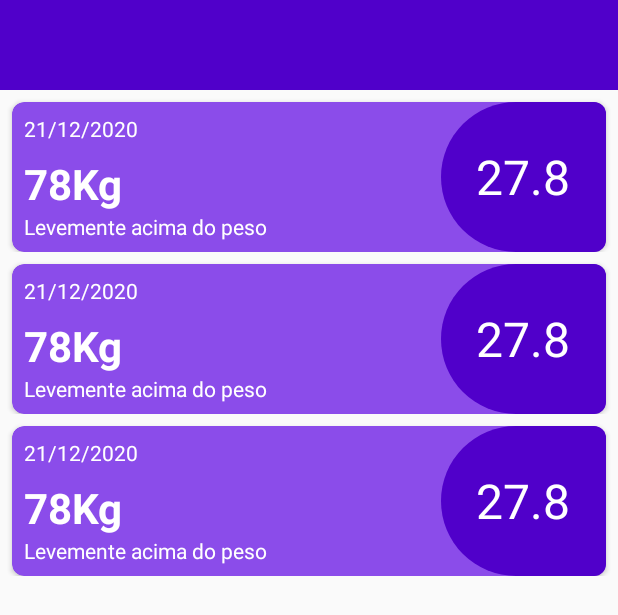
After one commit to GabrielTSR/calculadoraIMC-Kotlin, an Android app: the layout activity_historico.xml on its own in the app's theme, with its tools: preview values and no code run, on a phone screen of 412 x 824 dp. The commit adds this screen. Shown: the top 615 px of the screen. Run offline under Robolectric (Android 15) with nearby library versions, the light colour scheme and no system bars; Roboto replaces fonts that are not available here.

Commit message:
historico

```diff
--- /dev/null
+++ b/app/src/main/java/com/example/calculadoraimc/model/Pesagem.kt
@@ -0,0 +1,6 @@
+package com.example.calculadoraimc.model
+
+data class Pesagem(
+    var dataPesagem: String,
+    var peso: Int
+)
--- a/app/src/main/java/com/example/calculadoraimc/model/Usuario.kt
+++ b/app/src/main/java/com/example/calculadoraimc/model/Usuario.kt
@@ -7,7 +7,7 @@ data class Usuario(
     var nome:String,
     var email: String,
     var senha: String,
-    var peso: Int,
+    var peso: String,
     var altura: Double,
     var dataRegistro: LocalDate,
     var profissao: String,
--- a/app/src/main/java/com/example/calculadoraimc/ui/CadastroActivity.kt
+++ b/app/src/main/java/com/example/calculadoraimc/ui/CadastroActivity.kt
@@ -148,7 +148,7 @@ class CadastroActivity : AppCompatActivity() {
                 editNome.text.toString(),
                 editEmail.text.toString(),
                 editSenha.text.toString(),
-                0,
+                "0",
                 editAltura.text.toString().toDouble(),
                 LocalDate.of(
                     nascimento.year,
@@ -178,7 +178,7 @@ class CadastroActivity : AppCompatActivity() {
             editor.putString("nome", usuario.nome)
             editor.putString("email", usuario.email)
             editor.putString("senha", usuario.senha)
-            editor.putInt("peso", usuario.peso)
+            editor.putString("peso", usuario.peso.toString())
             editor.putFloat("altura", usuario.altura.toFloat())
             editor.putString("dataNascimento", usuario.dataRegistro.toString())
             editor.putString("profissao", usuario.profissao)
--- a/app/src/main/java/com/example/calculadoraimc/utils/Calculo.kt
+++ b/app/src/main/java/com/example/calculadoraimc/utils/Calculo.kt
@@ -6,7 +6,7 @@ fun calcularImc(context : Context):Double {
 
     val arquivo = context.getSharedPreferences("usuario", Context.MODE_PRIVATE)
 
-    val pesoAtual = arquivo.getString("pesagem", "").split(";").toTypedArray().last().toInt()
+    val pesoAtual = arquivo.getString("pesagem", "")!!.split(";").toTypedArray().last().toFloat()
 
     val altura = arquivo.getFloat("altura", 0.0f)
 
--- /dev/null
+++ b/app/src/main/res/drawable/imc_pesagem_background.xml
@@ -0,0 +1,11 @@
+<?xml version="1.0" encoding="utf-8"?>
+<shape
+    xmlns:android="http://schemas.android.com/apk/res/android"
+    android:shape="rectangle">
+
+    <solid android:color="@color/colorPrimaryDark"/>
+
+    <corners android:topLeftRadius="50dp"
+        android:bottomLeftRadius="50dp"/>
+
+</shape>
--- /dev/null
+++ b/app/src/main/res/layout/activity_historico.xml
@@ -0,0 +1,25 @@
+<?xml version="1.0" encoding="utf-8"?>
+<androidx.constraintlayout.widget.ConstraintLayout xmlns:android="http://schemas.android.com/apk/res/android"
+    xmlns:app="http://schemas.android.com/apk/res-auto"
+    xmlns:tools="http://schemas.android.com/tools"
+    android:layout_width="match_parent"
+    android:layout_height="match_parent"
+    tools:context=".ui.HistoricoActivity">
+
+    <androidx.recyclerview.widget.RecyclerView
+        android:id="@+id/rv_historico"
+        android:layout_width="match_parent"
+        android:layout_height="0dp"
+        app:layout_constraintTop_toBottomOf="@+id/header_perfil"
+        tools:layout_editor_absoluteX="0dp"
+        tools:listitem="@layout/lista_pesagem_layout" />
+
+    <androidx.constraintlayout.widget.ConstraintLayout
+        android:id="@+id/header_perfil"
+        android:layout_width="match_parent"
+        android:layout_height="60dp"
+        android:background="@color/colorPrimaryDark"
+        app:layout_constraintTop_toTopOf="parent"
+        tools:ignore="InvalidId" />
+
+</androidx.constraintlayout.widget.ConstraintLayout>
--- /dev/null
+++ b/app/src/main/res/layout/lista_pesagem_layout.xml
@@ -0,0 +1,81 @@
+<?xml version="1.0" encoding="utf-8"?>
+<androidx.constraintlayout.widget.ConstraintLayout xmlns:android="http://schemas.android.com/apk/res/android"
+    xmlns:tools="http://schemas.android.com/tools"
+    android:layout_width="match_parent"
+    android:layout_height="wrap_content"
+    xmlns:app="http://schemas.android.com/apk/res-auto">
+
+    <androidx.cardview.widget.CardView
+        android:id="@+id/card_historico"
+        android:layout_width="match_parent"
+        android:layout_height="100dp"
+        app:layout_constraintEnd_toEndOf="parent"
+        app:layout_constraintStart_toStartOf="parent"
+        app:layout_constraintTop_toTopOf="parent"
+        app:cardBackgroundColor="@color/colorPrimary"
+        android:layout_marginStart="8dp"
+        android:layout_marginEnd="8dp"
+        android:layout_marginTop="8dp"
+        android:layout_marginBottom="4dp"
+        app:cardCornerRadius="8dp">
+
+        <androidx.constraintlayout.widget.ConstraintLayout
+            android:layout_width="match_parent"
+            android:layout_height="match_parent">
+
+            <TextView
+                android:id="@+id/textView7"
+                android:layout_width="wrap_content"
+                android:layout_height="wrap_content"
+                android:text="21/12/2020"
+                android:layout_marginStart="8dp"
+                android:layout_marginBottom="8dp"
+                android:textColor="@color/white"
+                app:layout_constraintBottom_toTopOf="@+id/tv_peso"
+                app:layout_constraintStart_toStartOf="parent" />
+
+            <TextView
+                android:id="@+id/tv_peso"
+                android:layout_width="wrap_content"
+                android:layout_height="wrap_content"
+                android:layout_marginTop="8dp"
+                android:text="78Kg"
+                android:textColor="@color/white"
+                android:textSize="28sp"
+                android:textStyle="bold"
+                app:layout_constraintBottom_toBottomOf="parent"
+                app:layout_constraintStart_toStartOf="@+id/textView7"
+                app:layout_constraintTop_toTopOf="parent" />
+
+            <TextView
+                android:id="@+id/tv_status_imc"
+                android:layout_width="wrap_content"
+                android:layout_height="wrap_content"
+                android:text="Levemente acima do peso"
+                android:textColor="@color/white"
+                app:layout_constraintStart_toStartOf="@+id/tv_peso"
+                app:layout_constraintTop_toBottomOf="@+id/tv_peso" />
+
+            <LinearLayout
+                android:layout_width="110dp"
+                android:layout_height="match_parent"
+                android:background="@drawable/imc_pesagem_background"
+                app:layout_constraintBottom_toBottomOf="parent"
+                app:layout_constraintEnd_toEndOf="parent"
+                app:layout_constraintTop_toTopOf="parent"
+                android:gravity="center">
+
+                <TextView
+                    android:id="@+id/tv_valor_imc"
+                    android:layout_width="wrap_content"
+                    android:layout_height="wrap_content"
+                    android:text="27.8"
+                    android:textSize="32sp"
+                    android:textColor="@color/white"/>
+            </LinearLayout>
+        </androidx.constraintlayout.widget.ConstraintLayout>
+
+
+    </androidx.cardview.widget.CardView>
+
+</androidx.constraintlayout.widget.ConstraintLayout>
```
Also changed, not shown: app/src/main/AndroidManifest.xml (+5 -7 lines), app/src/main/java/com/example/calculadoraimc/repository/PesagemRepository.kt (added, +32 -0 lines), app/src/main/java/com/example/calculadoraimc/ui/DashBoardActivity.kt (+10 -2 lines), app/src/main/java/com/example/calculadoraimc/ui/HistoricoActivity.kt (added, +11 -0 lines), app/src/main/java/com/example/calculadoraimc/ui/PesagemActivity.kt (deleted, +0 -44 lines), app/src/main/java/com/example/calculadoraimc/utils/ExibirImc.kt (+5 -6 lines).
